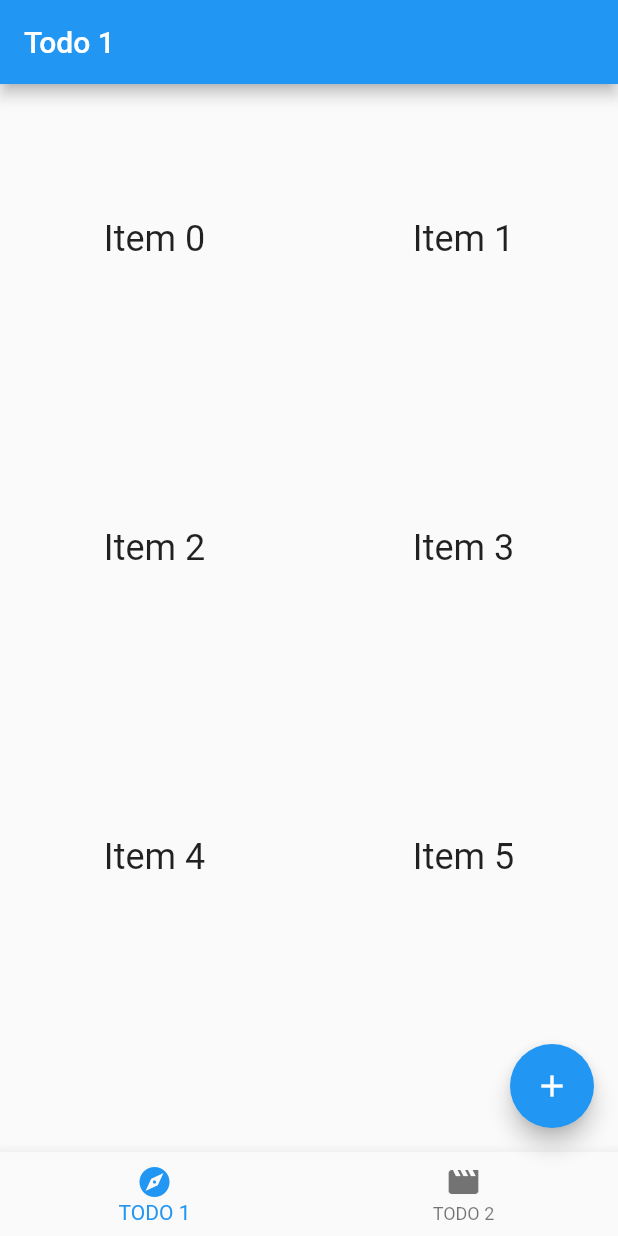
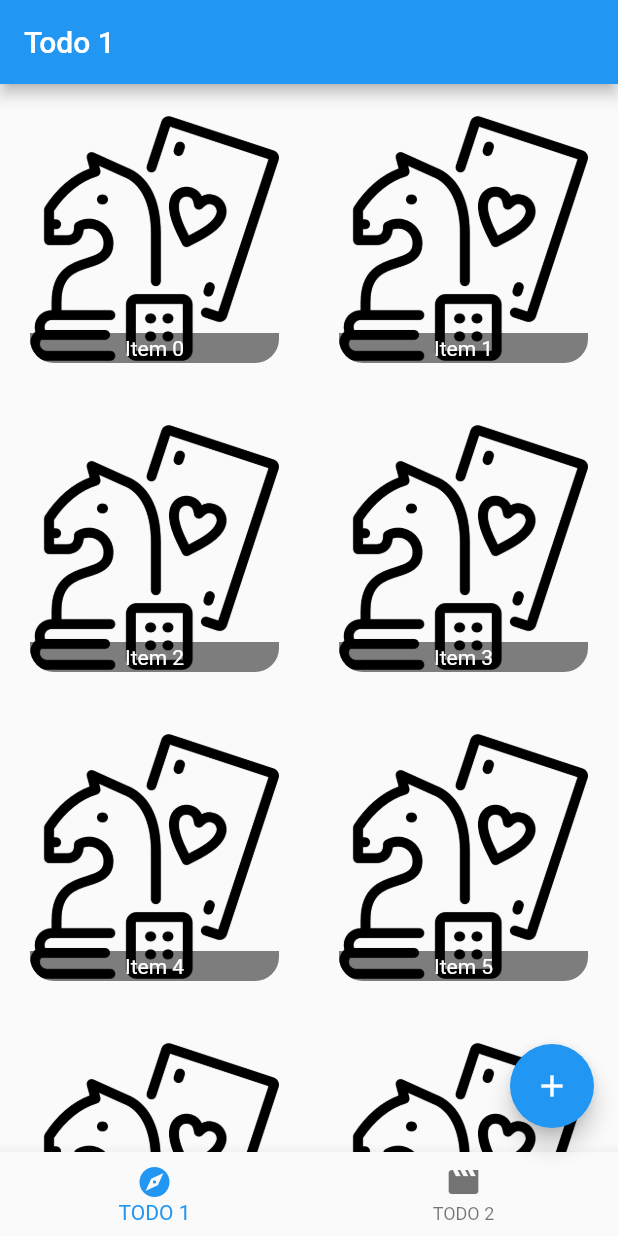
Before and after one commit to Rokcas/nma_games, a Flutter app: the screen it shows after launch, on a phone screen of 412 x 824 dp. Run offline on Flutter 3.47's test engine with Material 2 defaults, Android fonts, the phone set to English and light mode, and no system bars.

Commit message:
Improve the style of the grid

```diff
--- a/lib/widgets/game_grid.dart
+++ b/lib/widgets/game_grid.dart
@@ -8,9 +8,36 @@ class GameGrid extends StatelessWidget {
         // Generate 100 widgets that display their index in the List.
         children: List.generate(100, (index) {
           return Center(
-            child: Text(
-              'Item $index',
-              style: Theme.of(context).textTheme.headline5,
+            child: Padding(
+              padding: const EdgeInsets.all(20.0),
+              child: ClipRRect(
+                borderRadius: BorderRadius.circular(16),
+                child: InkWell(
+                  onTap: () => print("TODO"),
+                  child: Stack(
+                    children: [
+                      Image.asset("assets/unspecified_game_photo.png"),
+                      Align(
+                        alignment: Alignment.bottomCenter,
+                        child: SizedBox(
+                          width: double.infinity,
+                          child: Container(
+                            color: Colors.black.withOpacity(0.5),
+                            child: Padding(
+                              padding: const EdgeInsets.all(2.0),
+                              child: Text(
+                                'Item $index',
+                                textAlign: TextAlign.center,
+                                style: TextStyle(color: Colors.white),
+                              ),
+                            ),
+                          ),
+                        ),
+                      ),
+                    ],
+                  ),
+                ),
+              ),
             ),
           );
         }));
--- a/pubspec.yaml
+++ b/pubspec.yaml
@@ -45,9 +45,8 @@ flutter:
   uses-material-design: true
 
   # To add assets to your application, add an assets section, like this:
-  # assets:
-  #   - images/a_dot_burr.jpeg
-  #   - images/a_dot_ham.jpeg
+  assets:
+    - assets/unspecified_game_photo.png
 
   # An image asset can refer to one or more resolution-specific "variants", see
   # https://flutter.dev/assets-and-images/#resolution-aware.
```
Also changed, not shown: assets/unspecified_game_photo.png (added).
